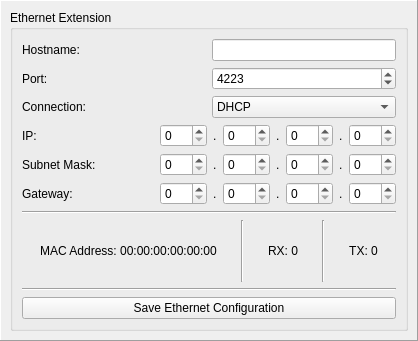
This is src/brickv/plugin_system/plugins/master/ui/ethernet.ui in Tinkerforge/brickv as Qt 5 draws it before an edit. The edited form follows.
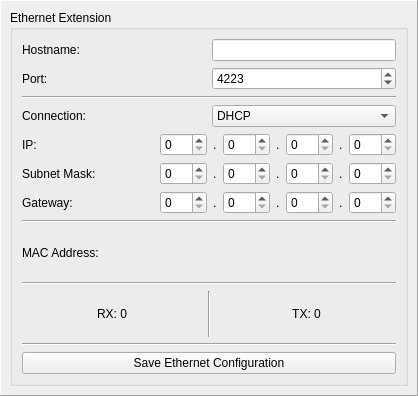
This is the edited form.

Commit message: Make MAC address editable

What changed in the file:
```diff
--- a/src/brickv/plugin_system/plugins/master/ui/ethernet.ui
+++ b/src/brickv/plugin_system/plugins/master/ui/ethernet.ui
@@ -7,7 +7,7 @@
     <x>0</x>
     <y>0</y>
     <width>418</width>
-    <height>341</height>
+    <height>396</height>
    </rect>
   </property>
   <property name="windowTitle">
@@ -83,6 +83,13 @@
            </item>
           </layout>
          </item>
+         <item>
+          <widget class="Line" name="line_3">
+           <property name="orientation">
+            <enum>Qt::Horizontal</enum>
+           </property>
+          </widget>
+         </item>
          <item>
           <layout class="QHBoxLayout" name="horizontalLayout_9">
            <item>
@@ -351,6 +358,37 @@
            </item>
           </layout>
          </item>
+         <item>
+          <widget class="Line" name="line_5">
+           <property name="orientation">
+            <enum>Qt::Horizontal</enum>
+           </property>
+          </widget>
+         </item>
+         <item>
+          <layout class="QHBoxLayout" name="mac_layout">
+           <item>
+            <widget class="QLabel" name="label_2">
+             <property name="text">
+              <string>MAC Address:</string>
+             </property>
+            </widget>
+           </item>
+           <item>
+            <spacer name="horizontalSpacer_4">
+             <property name="orientation">
+              <enum>Qt::Horizontal</enum>
+             </property>
+             <property name="sizeHint" stdset="0">
+              <size>
+               <width>40</width>
+               <height>20</height>
+              </size>
+             </property>
+            </spacer>
+           </item>
+          </layout>
+         </item>
          <item>
           <widget class="Line" name="line">
            <property name="orientation">
@@ -360,49 +398,6 @@
          </item>
          <item>
           <layout class="QHBoxLayout" name="horizontalLayout_5">
-           <item>
-            <spacer name="horizontalSpacer_6">
-             <property name="orientation">
-              <enum>Qt::Horizontal</enum>
-             </property>
-             <property name="sizeHint" stdset="0">
-              <size>
-               <width>40</width>
-               <height>20</height>
-              </size>
-             </property>
-            </spacer>
-           </item>
-           <item>
-            <widget class="QLabel" name="ethernet_mac">
-             <property name="text">
-              <string>MAC Address: 00:00:00:00:00:00</string>
-             </property>
-             <property name="alignment">
-              <set>Qt::AlignCenter</set>
-             </property>
-            </widget>
-           </item>
-           <item>
-            <spacer name="horizontalSpacer">
-             <property name="orientation">
-              <enum>Qt::Horizontal</enum>
-             </property>
-             <property name="sizeHint" stdset="0">
-              <size>
-               <width>40</width>
-               <height>20</height>
-              </size>
-             </property>
-            </spacer>
-           </item>
-           <item>
-            <widget class="Line" name="line_3">
-             <property name="orientation">
-              <enum>Qt::Vertical</enum>
-             </property>
-            </widget>
-           </item>
            <item>
             <spacer name="horizontalSpacer_2">
              <property name="orientation">
```
The commit also changes 2 other files.
